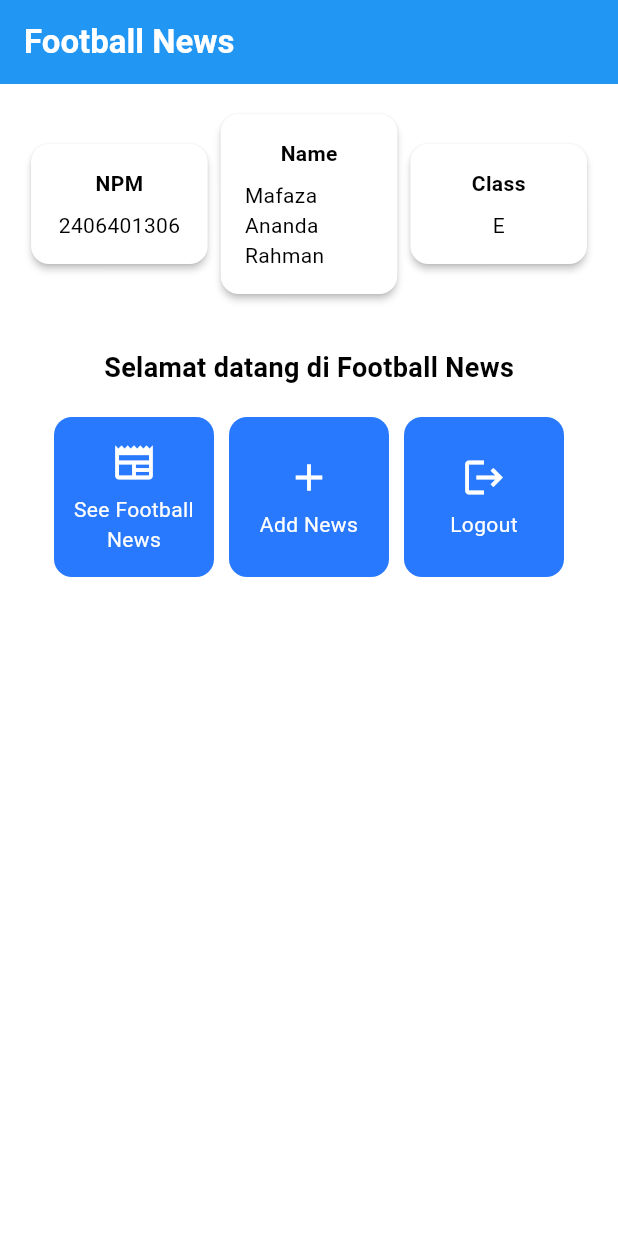
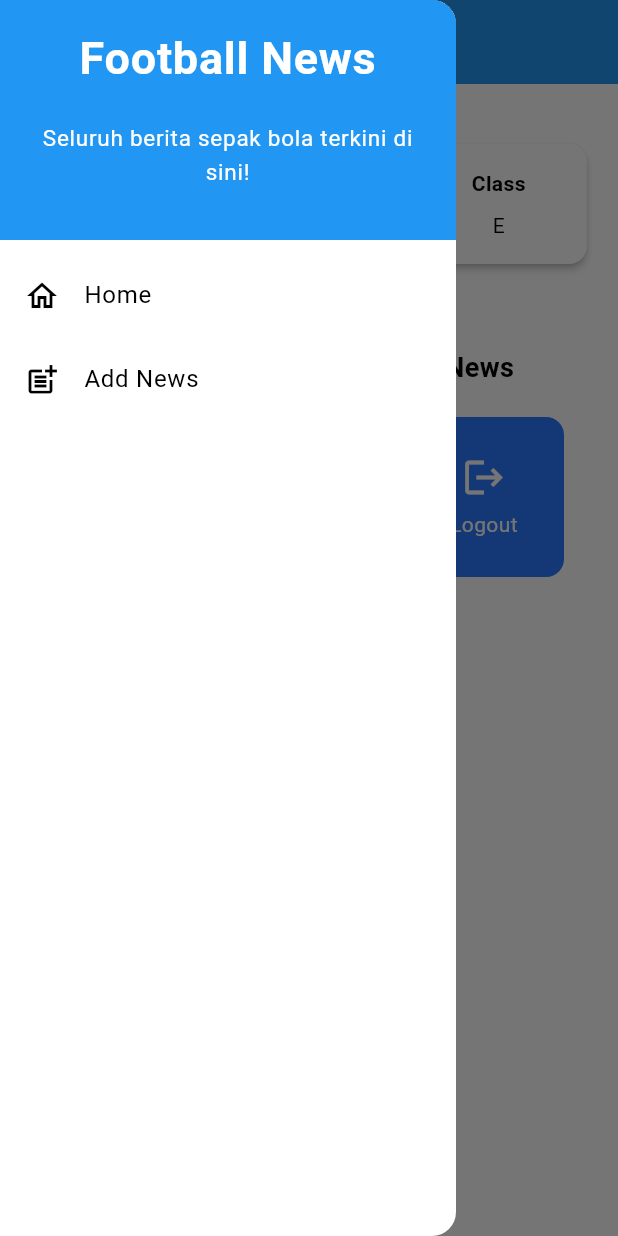
Before and after one commit to MafazaAnanda/football-news-mobile, a Flutter app: the screen it shows after launch, with the side drawer open (before the commit the screen has no drawer), on a phone screen of 412 x 824 dp. Run offline on Flutter 3.47's test engine with Material 3 defaults, Android fonts, the phone set to English and light mode, and no system bars.

Commit message:
tutorial 7 selesai

```diff
--- a/lib/main.dart
+++ b/lib/main.dart
@@ -1,5 +1,5 @@
 import 'package:flutter/material.dart';
-import 'package:football_news/menu.dart';
+import 'package:football_news/screens/menu.dart';
 void main() {
   runApp(const MyApp());
 }
--- a/lib/menu.dart
+++ b/lib/screens/menu.dart
@@ -1,4 +1,9 @@
+// ignore_for_file: unused_import
+
 import 'package:flutter/material.dart';
+import 'package:football_news/widgets/left_drawer.dart';
+import 'package:football_news/screens/newslist_form.dart';
+import 'package:football_news/widgets/news_card.dart';
 class MyHomePage extends StatelessWidget {
     MyHomePage({super.key});
     final String nama = "Mafaza Ananda Rahman";
@@ -27,6 +32,7 @@ class MyHomePage extends StatelessWidget {
         // Warna latar belakang AppBar diambil dari skema warna tema aplikasi.
         backgroundColor: Theme.of(context).colorScheme.primary,
       ),
+      drawer: LeftDrawer(),
       // Body halaman dengan padding di sekelilingnya.
       body: Padding(
         padding: const EdgeInsets.all(16.0),
@@ -129,56 +135,3 @@ class ItemHomepage {
 
     ItemHomepage(this.name, this.icon);
 }
-
-class ItemCard extends StatelessWidget {
-  // Menampilkan kartu dengan ikon dan nama.
-
-  final ItemHomepage item;
-
-  const ItemCard(this.item, {super.key});
-
-  @override
-  Widget build(BuildContext context) {
-    return Material(
-      // Menentukan warna latar belakang dari tema aplikasi.
-      color: Theme.of(context).colorScheme.secondary,
-      // Membuat sudut kartu melengkung.
-      borderRadius: BorderRadius.circular(12),
-
-      child: InkWell(
-        // Aksi ketika kartu ditekan.
-        onTap: () {
-          // Menampilkan pesan SnackBar saat kartu ditekan.
-          ScaffoldMessenger.of(context)
-            ..hideCurrentSnackBar()
-            ..showSnackBar(
-              SnackBar(content: Text("Kamu telah menekan tombol ${item.name}!"))
-            );
-        },
-        // Container untuk menyimpan Icon dan Text
-        child: Container(
-          padding: const EdgeInsets.all(8),
-          child: Center(
-            child: Column(
-              // Menyusun ikon dan teks di tengah kartu.
-              mainAxisAlignment: MainAxisAlignment.center,
-              children: [
-                Icon(
-                  item.icon,
-                  color: Colors.white,
-                  size: 30.0,
-                ),
-                const Padding(padding: EdgeInsets.all(3)),
-                Text(
-                  item.name,
-                  textAlign: TextAlign.center,
-                  style: const TextStyle(color: Colors.white),
-                ),
-              ],
-            ),
-          ),
-        ),
-      ),
-    );
-  }
-}
--- /dev/null
+++ b/lib/widgets/left_drawer.dart
@@ -0,0 +1,68 @@
+import 'package:flutter/material.dart';
+import 'package:football_news/screens/menu.dart';
+import 'package:football_news/screens/newslist_form.dart';
+class LeftDrawer extends StatelessWidget {
+  const LeftDrawer({super.key});
+
+  @override
+  Widget build(BuildContext context) {
+    return Drawer(
+      child: ListView(
+        children: [
+          const DrawerHeader(
+            decoration: BoxDecoration(
+              color: Colors.blue,
+            ),
+            child: Column(
+              children: [
+                Text(
+                  'Football News',
+                  textAlign: TextAlign.center,
+                  style: TextStyle(
+                    fontSize: 30,
+                    fontWeight: FontWeight.bold,
+                    color: Colors.white,
+                  ),
+                ),
+                Padding(padding: EdgeInsets.all(10)),
+                Text("Seluruh berita sepak bola terkini di sini!",
+                    textAlign: TextAlign.center,
+                    style: TextStyle(
+                      fontSize: 15,
+                      color: Colors.white,
+                      fontWeight: FontWeight.normal,
+                    ),
+                ),
+              ],
+            ),
+          ),
+          ListTile(
+            leading: const Icon(Icons.home_outlined),
+            title: const Text('Home'),
+            // Bagian redirection ke MyHomePage
+            onTap: () {
+              Navigator.pushReplacement(
+                  context,
+                  MaterialPageRoute(
+                    builder: (context) => MyHomePage(),
+                  ));
+            },
+          ),
+          ListTile(
+            leading: const Icon(Icons.post_add),
+            title: const Text('Add News'),
+            // Bagian redirection ke NewsFormPage
+            onTap: () {
+              Navigator.pushReplacement(
+                context,
+                MaterialPageRoute(
+                  builder: (context) => NewsFormPage(),
+                )
+               );
+            },
+          ),
+        ],
+      ),
+    );
+  }
+}
--- /dev/null
+++ b/lib/widgets/news_card.dart
@@ -0,0 +1,61 @@
+import 'package:flutter/material.dart';
+import 'package:football_news/screens/newslist_form.dart';
+import 'package:football_news/screens/menu.dart';
+class ItemCard extends StatelessWidget {
+  // Menampilkan kartu dengan ikon dan nama.
+
+  final ItemHomepage item;
+
+  const ItemCard(this.item, {super.key});
+
+  @override
+  Widget build(BuildContext context) {
+    return Material(
+      // Menentukan warna latar belakang dari tema aplikasi.
+      color: Theme.of(context).colorScheme.secondary,
+      // Membuat sudut kartu melengkung.
+      borderRadius: BorderRadius.circular(12),
+
+      child: InkWell(
+        // Aksi ketika kartu ditekan.
+        onTap: () {
+          // Menampilkan pesan SnackBar saat kartu ditekan.
+          ScaffoldMessenger.of(context)
+            ..hideCurrentSnackBar()
+            ..showSnackBar(
+              SnackBar(content: Text("Kamu telah menekan tombol ${item.name}!"))
+            );
+          if (item.name == "Tambah Berita") {
+            Navigator.push(
+              context,
+              MaterialPageRoute(builder: (context) => const NewsFormPage()),
+              );
+          }
+        },
+        // Container untuk menyimpan Icon dan Text
+        child: Container(
+          padding: const EdgeInsets.all(8),
+          child: Center(
+            child: Column(
+              // Menyusun ikon dan teks di tengah kartu.
+              mainAxisAlignment: MainAxisAlignment.center,
+              children: [
+                Icon(
+                  item.icon,
+                  color: Colors.white,
+                  size: 30.0,
+                ),
+                const Padding(padding: EdgeInsets.all(3)),
+                Text(
+                  item.name,
+                  textAlign: TextAlign.center,
+                  style: const TextStyle(color: Colors.white),
+                ),
+              ],
+            ),
+          ),
+        ),
+      ),
+    );
+  }
+}
```
Also changed, not shown: lib/screens/newslist_form.dart (added, +211 -0 lines).
